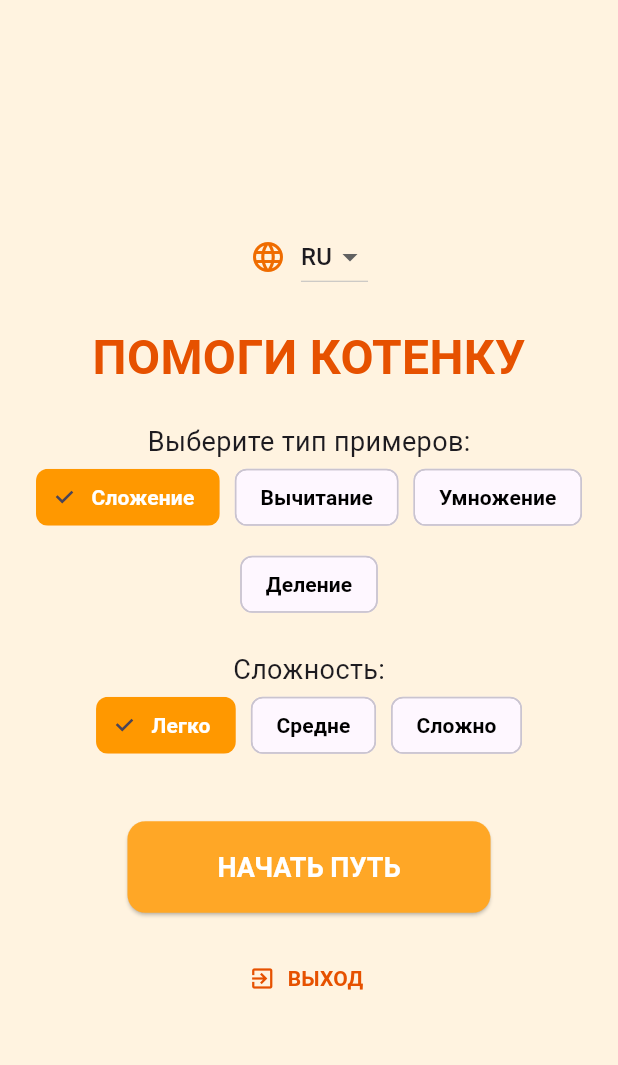
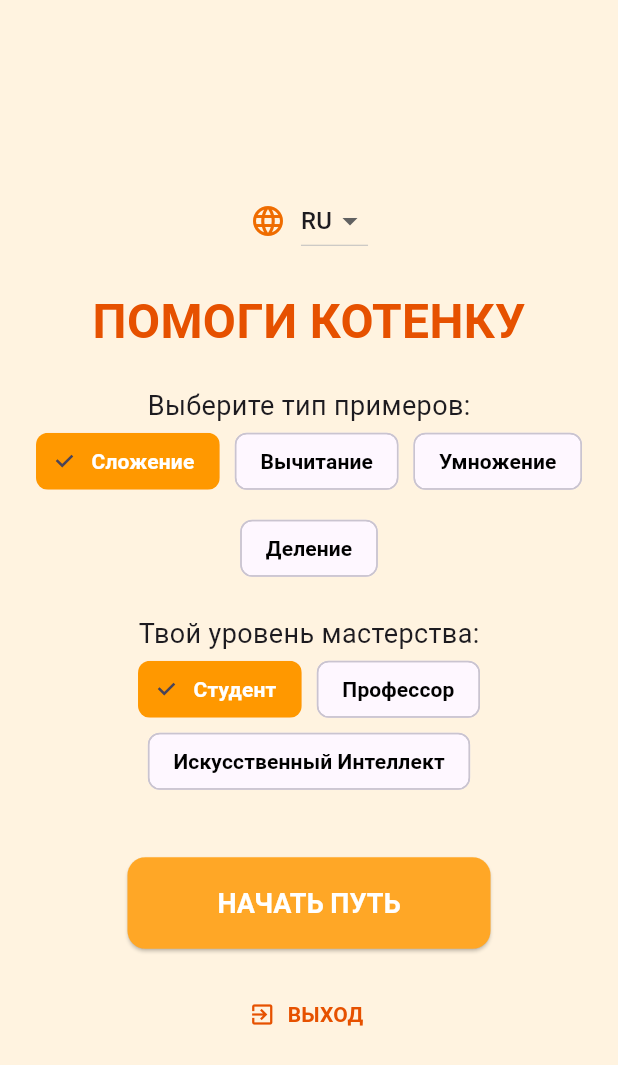
Before and after one commit to AnatoliiVashkevich/kitten_math, a Flutter app: the screen it shows after launch, on a phone screen of 412 x 824 dp. Shown: the top 1065 px of the screen. Run offline on Flutter 3.47's test engine with Material 3 defaults, Android fonts, the phone set to English and light mode, and no system bars.

```diff
--- a/lib/main.dart
+++ b/lib/main.dart
@@ -15,7 +15,7 @@ class MathApp extends StatefulWidget {
 class _MathAppState extends State<MathApp> {
   String screen = 'start';
   String operation = "Сложение";
-  String difficulty = "Легко";
+  String difficulty = "Студент"; // Изменено значение по умолчанию
   String currentLang = "RU";
 
   final List<String> kittenEmojis = ["🐱", "😺", "😽", "🐈", "🐾"];
@@ -24,7 +24,7 @@ class _MathAppState extends State<MathApp> {
     "RU": {
       "title": "ПОМОГИ КОТЕНКУ",
       "subtitle": "Выберите тип примеров:",
-      "diff": "Сложность:",
+      "diff": "Твой уровень мастерства:",
       "start": "НАЧАТЬ ПУТЬ",
       "steps": "Осталось шагов: ",
       "win": "СЕМЬЯ ВМЕСТЕ!",
@@ -42,12 +42,12 @@ class _MathAppState extends State<MathApp> {
       "support4": "Почти в точку! Еще один шаг и ты мастер!",
       "support5": "Ничего страшного! Котенок поддерживает тебя!",
       "Сложение": "Сложение", "Вычитание": "Вычитание", "Умножение": "Умножение", "Деление": "Деление",
-      "Легко": "Легко", "Средне": "Средне", "Сложно": "Сложно",
+      "Студент": "Студент", "Профессор": "Профессор", "Искусственный Интеллект": "Искусственный Интеллект",
     },
     "EN": {
       "title": "HELP THE KITTEN",
       "subtitle": "Choose operation:",
-      "diff": "Difficulty:",
+      "diff": "Your skill level:",
       "start": "START JOURNEY",
       "steps": "Steps left: ",
       "win": "FAMILY REUNITED!",
@@ -65,7 +65,7 @@ class _MathAppState extends State<MathApp> {
       "support4": "Almost there! One more step and you're a master!",
       "support5": "Don't worry! The kitten is cheering for you!",
       "Сложение": "Addition", "Вычитание": "Subtraction", "Умножение": "Multiplication", "Деление": "Division",
-      "Легко": "Easy", "Средне": "Medium", "Сложно": "Hard",
+      "Студент": "Student", "Профессор": "Professor", "Искусственный Интеллект": "A.I. Master",
     }
   };
 
@@ -95,7 +95,8 @@ class _MathAppState extends State<MathApp> {
 
   void generateExample() {
     var rng = Random();
-    int range1 = (difficulty == "Легко") ? 10 : (difficulty == "Средне" ? 31 : 101);
+    // Логика сложности: Студент (до 10), Профессор (до 30), ИИ (до 100)
+    int range1 = (difficulty == "Студент") ? 10 : (difficulty == "Профессор" ? 31 : 101);
 
     if (operation == "Умножение" || operation == "Деление") {
       num2 = rng.nextInt(10);
@@ -137,8 +138,6 @@ class _MathAppState extends State<MathApp> {
     final random = Random();
     String randomEmoji = kittenEmojis[random.nextInt(kittenEmojis.length)];
     String randomPhrase = t("support${random.nextInt(5) + 1}");
-
-    // Новое улучшение: показываем полный пример с ответом
     String fullResult = "$num1 ${getOpSymbol()} $num2 = ${getCorrectAnswer()}";
 
     showDialog(
@@ -245,6 +244,7 @@ class _MathAppState extends State<MathApp> {
       backgroundColor: Colors.orange[50],
       body: Center(
         child: SingleChildScrollView(
+          padding: EdgeInsets.symmetric(vertical: 20),
           child: Column(
             mainAxisAlignment: MainAxisAlignment.center,
             children: [
@@ -276,7 +276,7 @@ class _MathAppState extends State<MathApp> {
               Wrap(
                 alignment: WrapAlignment.center,
                 spacing: 10,
-                children: ["Легко", "Средне", "Сложно"].map((d) => choiceChip(d, isOp: false)).toList(),
+                children: ["Студент", "Профессор", "Искусственный Интеллект"].map((d) => choiceChip(d, isOp: false)).toList(),
               ),
               SizedBox(height: 40),
               ElevatedButton(
```
